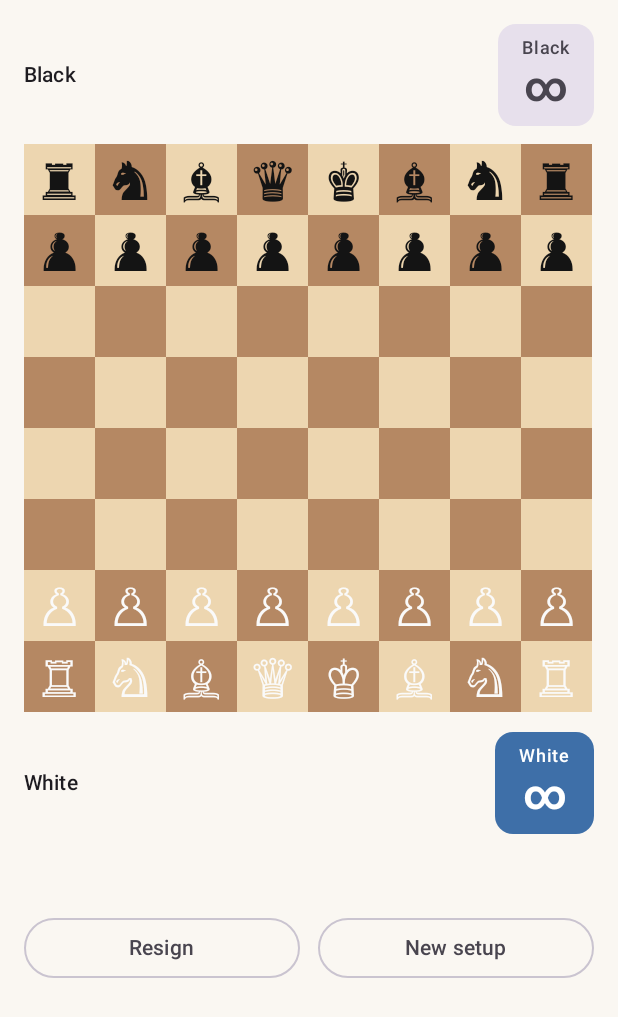
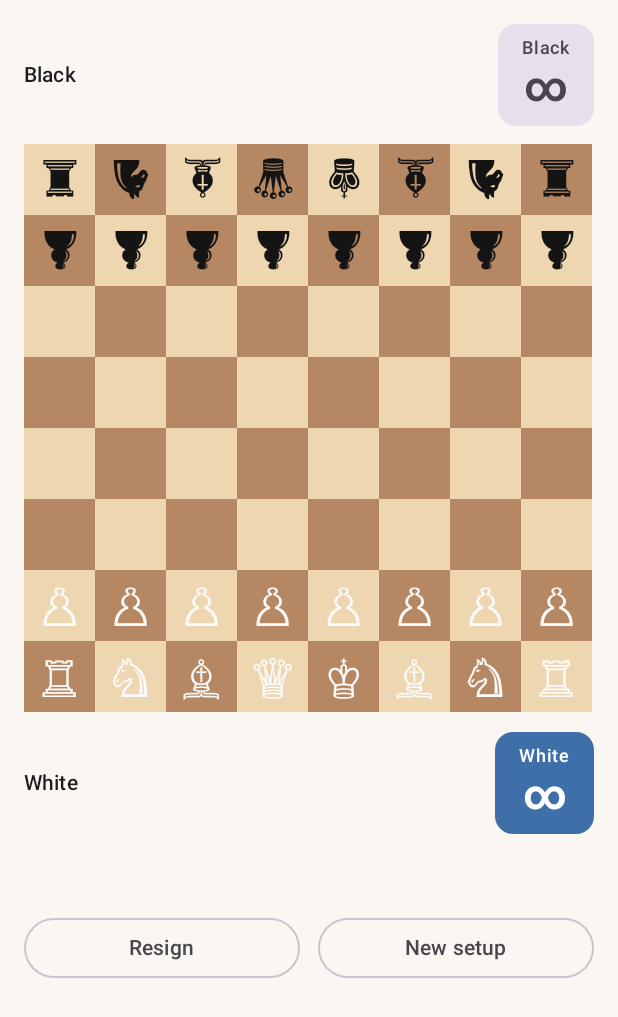
Before and after one commit to anshumanacharya/chess-game-, an Android app built with Jetpack Compose: the screen it shows after launch (MainActivity), after a tap on "Start game", on a phone screen of 412 x 824 dp. Shown: the top 1017 px of the screen. Run offline under Robolectric (Android 15) with nearby library versions, the phone set to English and light mode, and no system bars; 2 other taps on this screen came first.

Commit message:
Fix board orientation instead of flipping it every move
Keep the board in a single fixed orientation (White at bottom, Black
at top) so the device can sit flat on a table between the two
players without redrawing every move. Black's pieces are rotated 180°
so they read right-side-up from Black's side, the way pieces face
their own player on a physical board. Drops the now-unneeded
"flip board each turn" setup toggle and view-model plumbing.

Co-Authored-By: Claude Sonnet 5 <noreply@anthropic.com>
Claude-Session: https://claude.ai/code/session_01DFshZ4bYWc3hzBNTTiuVim

```diff
--- a/app/src/main/kotlin/com/chessapp/localclock/MainActivity.kt
+++ b/app/src/main/kotlin/com/chessapp/localclock/MainActivity.kt
@@ -44,8 +44,8 @@ private fun ChessApp() {
 
     when (screen) {
         is Screen.Setup -> SetupScreen(
-            onStartGame = { config: ClockConfig, flipBoard: Boolean ->
-                viewModel.startNewGame(config, flipBoard)
+            onStartGame = { config: ClockConfig ->
+                viewModel.startNewGame(config)
                 screen = Screen.Game
             }
         )
--- a/app/src/main/kotlin/com/chessapp/localclock/ui/components/ChessBoard.kt
+++ b/app/src/main/kotlin/com/chessapp/localclock/ui/components/ChessBoard.kt
@@ -18,6 +18,7 @@ import androidx.compose.runtime.remember
 import androidx.compose.ui.Alignment
 import androidx.compose.ui.Modifier
 import androidx.compose.ui.draw.clip
+import androidx.compose.ui.draw.rotate
 import androidx.compose.ui.graphics.Color as UiColor
 import androidx.compose.ui.platform.LocalDensity
 import androidx.compose.ui.unit.Dp
@@ -34,8 +35,9 @@ import com.chessapp.localclock.ui.theme.BoardSelected
 import com.chessapp.localclock.viewmodel.GameUiState
 
 /**
- * Renders the 8x8 board from the perspective of the side to move when [GameUiState.flipBoardEachTurn]
- * is enabled, which suits pass-and-play local multiplayer (each player sees "their" side at the bottom).
+ * Renders the 8x8 board in a fixed orientation (White at the bottom, Black at the top) so
+ * the device can lie flat on a table between the two players without flipping every move.
+ * Black's pieces are rotated 180° so they read right-side-up from Black's side of the board.
  */
 @Composable
 fun ChessBoard(
@@ -44,7 +46,6 @@ fun ChessBoard(
     modifier: Modifier = Modifier
 ) {
     val pos = uiState.position
-    val flipped = uiState.flipBoardEachTurn && pos.sideToMove == EngineColor.BLACK
     val legalTargets = remember(uiState.selectedSquare, pos) {
         uiState.legalMovesForSelected.map { it.to }.toSet()
     }
@@ -58,8 +59,8 @@ fun ChessBoard(
             for (displayRow in 0..7) {
                 Row {
                     for (displayCol in 0..7) {
-                        val file = if (flipped) 7 - displayCol else displayCol
-                        val rank = if (flipped) displayRow else 7 - displayRow
+                        val file = displayCol
+                        val rank = 7 - displayRow
                         val square = Square(file, rank)
                         val piece = pos.board.pieceAt(square)
 
@@ -130,7 +131,8 @@ private fun SquareCell(
             Text(
                 text = pieceGlyph(it),
                 fontSize = with(density) { (size.toPx() * 0.72f).toSp() },
-                color = if (it.color == EngineColor.WHITE) UiColor(0xFFFAFAFA) else UiColor(0xFF141414)
+                color = if (it.color == EngineColor.WHITE) UiColor(0xFFFAFAFA) else UiColor(0xFF141414),
+                modifier = if (it.color == EngineColor.BLACK) Modifier.rotate(180f) else Modifier
             )
         }
     }
--- a/app/src/main/kotlin/com/chessapp/localclock/ui/screens/SetupScreen.kt
+++ b/app/src/main/kotlin/com/chessapp/localclock/ui/screens/SetupScreen.kt
@@ -19,11 +19,9 @@ import androidx.compose.material3.Button
 import androidx.compose.material3.ButtonDefaults
 import androidx.compose.material3.ExperimentalMaterial3Api
 import androidx.compose.material3.FilterChip
-import androidx.compose.material3.HorizontalDivider
 import androidx.compose.material3.Icon
 import androidx.compose.material3.IconButton
 import androidx.compose.material3.MaterialTheme
-import androidx.compose.material3.Switch
 import androidx.compose.material3.Text
 import androidx.compose.runtime.Composable
 import androidx.compose.runtime.getValue
@@ -42,14 +40,13 @@ private enum class ClockMode { TIMED, UNLIMITED }
 @OptIn(ExperimentalMaterial3Api::class)
 @Composable
 fun SetupScreen(
-    onStartGame: (clockConfig: ClockConfig, flipBoardEachTurn: Boolean) -> Unit
+    onStartGame: (clockConfig: ClockConfig) -> Unit
 ) {
     var clockMode by remember { mutableStateOf(ClockMode.TIMED) }
     var selectedPresetIndex by remember { mutableStateOf(3) } // "10 min"
     var useCustom by remember { mutableStateOf(false) }
     var customMinutes by remember { mutableIntStateOf(15) }
     var customIncrement by remember { mutableIntStateOf(0) }
-    var flipBoardEachTurn by remember { mutableStateOf(true) }
 
     Column(
         modifier = Modifier
@@ -59,7 +56,7 @@ fun SetupScreen(
     ) {
         Text("Local Chess", style = MaterialTheme.typography.headlineMedium, fontWeight = FontWeight.Bold)
         Text(
-            "Two players, one device",
+            "Two players, one device – lay it flat between you",
             style = MaterialTheme.typography.bodyMedium,
             color = MaterialTheme.colorScheme.onSurfaceVariant
         )
@@ -131,27 +128,6 @@ fun SetupScreen(
             }
         }
 
-        Spacer(Modifier.height(24.dp))
-        HorizontalDivider()
-        Spacer(Modifier.height(24.dp))
-
-        SectionHeader("Board")
-        Row(
-            modifier = Modifier.fillMaxWidth(),
-            horizontalArrangement = Arrangement.SpaceBetween,
-            verticalAlignment = Alignment.CenterVertically
-        ) {
-            Column {
-                Text("Flip board each turn")
-                Text(
-                    "Each player sees the board from their own side",
-                    style = MaterialTheme.typography.bodySmall,
-                    color = MaterialTheme.colorScheme.onSurfaceVariant
-                )
-            }
-            Switch(checked = flipBoardEachTurn, onCheckedChange = { flipBoardEachTurn = it })
-        }
-
         Spacer(Modifier.weight(1f))
 
         Button(
@@ -161,7 +137,7 @@ fun SetupScreen(
                     useCustom -> ClockConfig.preset(customMinutes, customIncrement)
                     else -> ClockConfig.PRESETS[selectedPresetIndex].second
                 }
-                onStartGame(config, flipBoardEachTurn)
+                onStartGame(config)
             },
             modifier = Modifier
                 .fillMaxWidth()
--- a/app/src/main/kotlin/com/chessapp/localclock/viewmodel/GameUiState.kt
+++ b/app/src/main/kotlin/com/chessapp/localclock/viewmodel/GameUiState.kt
@@ -28,7 +28,6 @@ data class PendingPromotion(val from: Square, val to: Square, val options: List<
 data class GameUiState(
     val position: GameState = GameState.newGame(),
     val clock: ClockState = ClockState.from(ClockConfig.UNLIMITED),
-    val flipBoardEachTurn: Boolean = true,
     val selectedSquare: Square? = null,
     val pendingPromotion: PendingPromotion? = null,
     val gameOverReason: GameOverReason? = null
--- a/app/src/main/kotlin/com/chessapp/localclock/viewmodel/GameViewModel.kt
+++ b/app/src/main/kotlin/com/chessapp/localclock/viewmodel/GameViewModel.kt
@@ -27,18 +27,17 @@ class GameViewModel : ViewModel() {
     private var tickerJob: Job? = null
     private var lastClockConfig: ClockConfig = ClockConfig.UNLIMITED
 
-    fun startNewGame(clockConfig: ClockConfig, flipBoardEachTurn: Boolean) {
+    fun startNewGame(clockConfig: ClockConfig) {
         tickerJob?.cancel()
         lastClockConfig = clockConfig
         uiState = GameUiState(
             position = GameState.newGame(),
-            clock = ClockState.from(clockConfig).start(Color.WHITE),
-            flipBoardEachTurn = flipBoardEachTurn
+            clock = ClockState.from(clockConfig).start(Color.WHITE)
         )
         if (!clockConfig.isUnlimited) startTicker()
     }
 
-    fun rematch() = startNewGame(lastClockConfig, uiState.flipBoardEachTurn)
+    fun rematch() = startNewGame(lastClockConfig)
 
     private fun startTicker() {
         tickerJob?.cancel()
```
Also changed, not shown: 1 other file.
